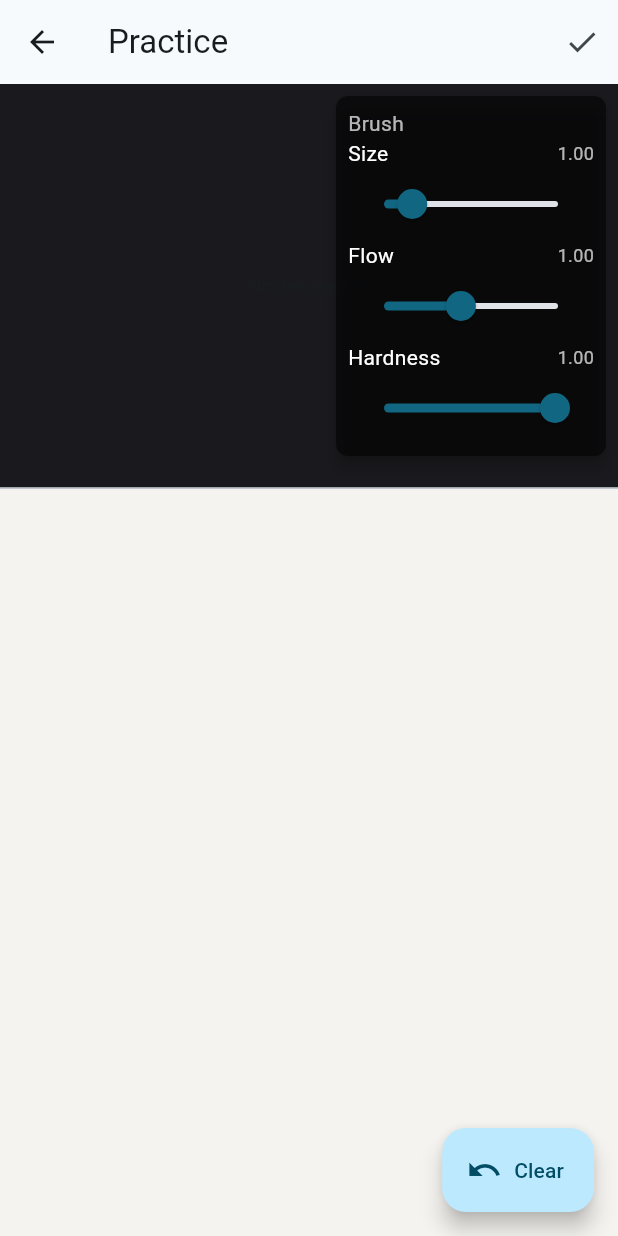
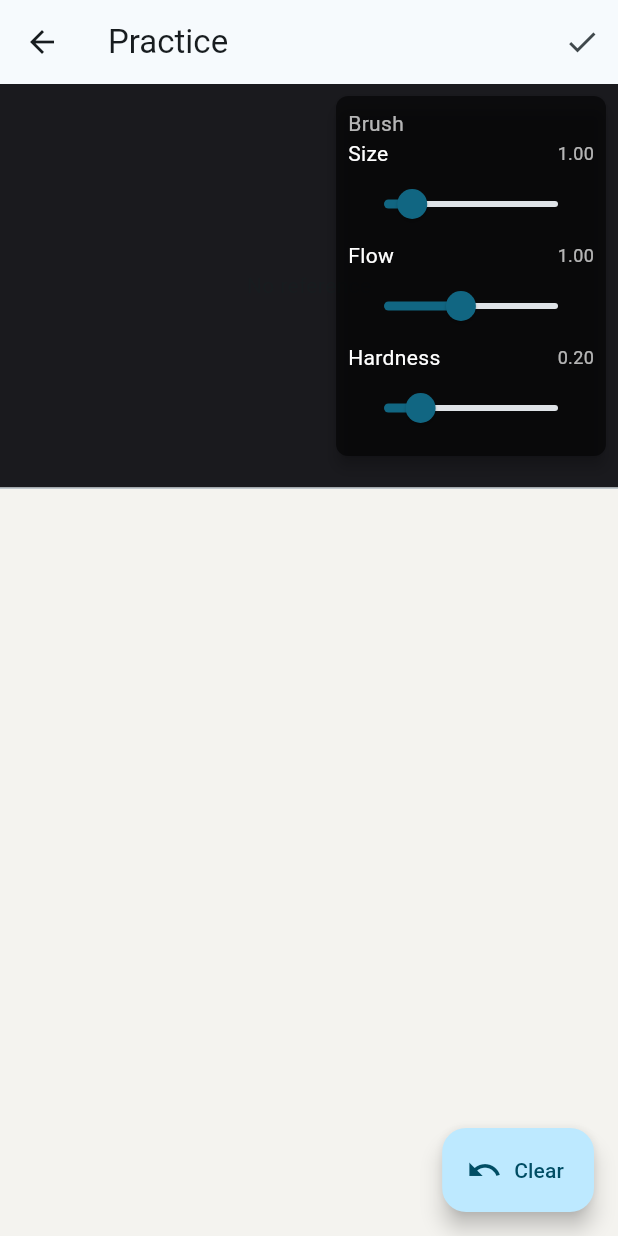
Before and after one commit to LEChaney/PoseTrainer, a Flutter app: the PracticeScreen screen opened directly with empty values, on a phone screen of 412 x 824 dp. Run offline on Flutter 3.47's test engine with Material 3 defaults, Android fonts, the light colour scheme and no system bars; network calls fail.

Commit message:
Revert "Update default brush parameters for better initial experience on ipad."
This reverts commit a9632fbe363894f73f1b37383d97ed70a2c54ad4.

```diff
--- a/lib/screens/practice_screen.dart
+++ b/lib/screens/practice_screen.dart
@@ -504,7 +504,7 @@ class _BrushSliders extends StatefulWidget {
 class _BrushSlidersState extends State<_BrushSliders> {
   double _size = 1.0; // runtime size multiplier
   double _flow = 1.0; // runtime flow multiplier
-  double _hardness = 1.0; // initial matches params.hardness
+  double _hardness = 0.2; // initial matches params.hardness
   @override
   Widget build(BuildContext context) {
     // FLOW vs OPACITY NOTE:
--- a/lib/services/brush_engine.dart
+++ b/lib/services/brush_engine.dart
@@ -47,15 +47,15 @@ class BrushParams {
 
   const BrushParams({
     // Loose construction sketch defaults (SAI-like)
-    this.sizePx = 50.0,
-    this.spacing = 0.05,
-    this.flow = 1.0,
+    this.sizePx = 10,
+    this.spacing = 0.18,
+    this.flow = 0.65,
     this.minFlow = 0.05,
     this.maxFlowPressure = 0.85,
     this.minSizePct = 0.05,
     this.sizeGamma = 0.6,
     this.flowGamma = 1.0,
-    this.hardness = 1.0,
+    this.hardness = 0.2,
     this.opacity = 1.0,
     this.color = const ui.Color(0xFF111115),
   });
```
